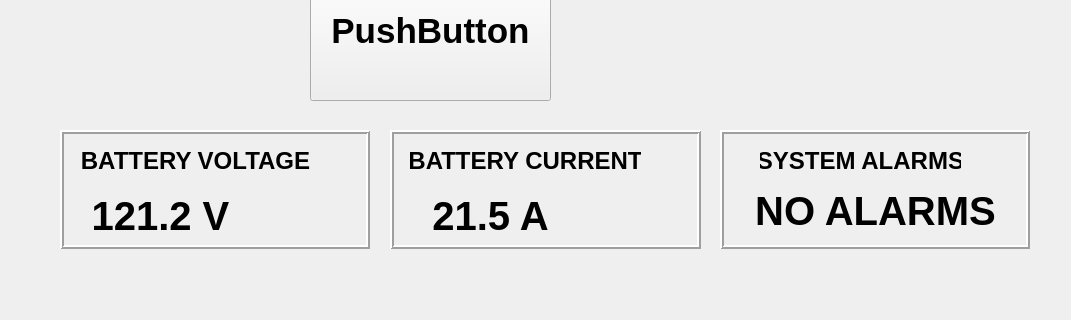
This is mainwindow.ui in solarpieter/SP515_Display_2 as Qt 5 draws it before an edit; both pictures show x 0 to 1071 and y 90 to 410 of the 1280 by 720 pixel window. The edited form follows.
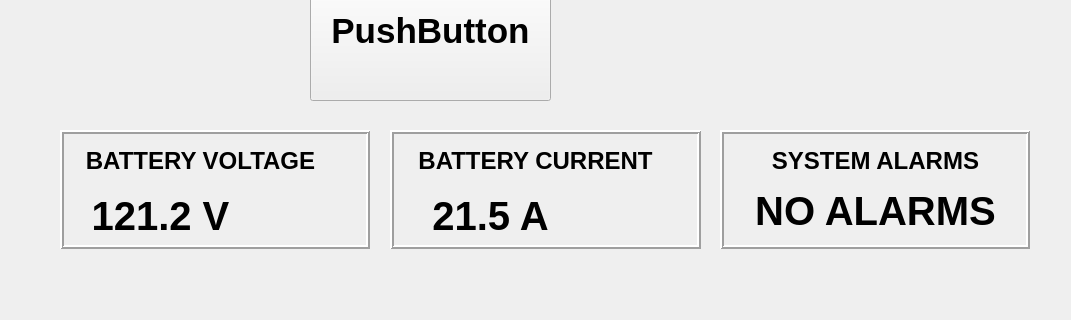
This is the edited form. The open tabs and pages were chosen to show the change. Icons and pictures are not drawn. Custom widgets are drawn as their Qt base class.

Commit message: Enable Disable Button implemented

Patch:
```diff
--- a/mainwindow.ui
+++ b/mainwindow.ui
@@ -2120,7 +2120,7 @@
         <rect>
          <x>20</x>
          <y>10</y>
-         <width>231</width>
+         <width>241</width>
          <height>41</height>
         </rect>
        </property>
@@ -2195,7 +2195,7 @@
         <rect>
          <x>20</x>
          <y>10</y>
-         <width>231</width>
+         <width>251</width>
          <height>41</height>
         </rect>
        </property>
@@ -2258,7 +2258,7 @@
         <rect>
          <x>40</x>
          <y>10</y>
-         <width>201</width>
+         <width>231</width>
          <height>41</height>
         </rect>
        </property>
@@ -2302,6 +2302,13 @@
    </widget>
   </widget>
  </widget>
+ <customwidgets>
+  <customwidget>
+   <class>ToggleSwitch</class>
+   <extends>QPushButton</extends>
+   <header>toggleswitch.h</header>
+  </customwidget>
+ </customwidgets>
  <resources/>
  <connections/>
 </ui>
```
Left out of the diff: 16 changed lines with no effect on the pictures. The commit also changes 11 other files.
